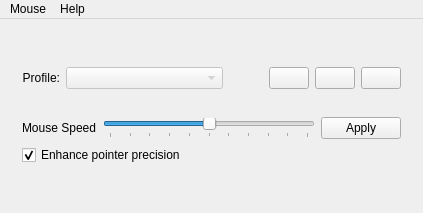
The window that MouseSetter/mainwindow.ui (codec-abc/QtMouseSetter) describes before a commit, drawn with Qt 5.
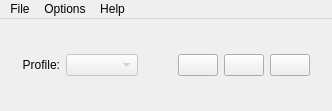
The same window after the commit. Icons and pictures are not drawn.

The edit to the form file:
```diff
--- a/MouseSetter/mainwindow.ui
+++ b/MouseSetter/mainwindow.ui
@@ -6,8 +6,8 @@
    <rect>
     <x>0</x>
     <y>0</y>
-    <width>423</width>
-    <height>213</height>
+    <width>332</width>
+    <height>111</height>
    </rect>
   </property>
   <property name="sizePolicy">
@@ -25,70 +25,6 @@
   </property>
   <widget class="QWidget" name="centralWidget">
    <layout class="QGridLayout" name="gridLayout">
-    <item row="2" column="1">
-     <widget class="QWidget" name="widget_2" native="true">
-      <layout class="QGridLayout" name="gridLayout_3">
-       <item row="0" column="0">
-        <widget class="QLabel" name="label">
-         <property name="text">
-          <string>Mouse Speed</string>
-         </property>
-        </widget>
-       </item>
-       <item row="0" column="1">
-        <widget class="QSlider" name="horizontalSlider">
-         <property name="minimum">
-          <number>1</number>
-         </property>
-         <property name="maximum">
-          <number>11</number>
-         </property>
-         <property name="singleStep">
-          <number>2</number>
-         </property>
-         <property name="pageStep">
-          <number>10</number>
-         </property>
-         <property name="value">
-          <number>6</number>
-         </property>
-         <property name="orientation">
-          <enum>Qt::Horizontal</enum>
-         </property>
-         <property name="invertedAppearance">
-          <bool>false</bool>
-         </property>
-         <property name="invertedControls">
-          <bool>false</bool>
-         </property>
-         <property name="tickPosition">
-          <enum>QSlider::TicksBelow</enum>
-         </property>
-         <property name="tickInterval">
-          <number>1</number>
-         </property>
-        </widget>
-       </item>
-       <item row="0" column="2">
-        <widget class="QPushButton" name="pushButton_4">
-         <property name="text">
-          <string>Apply</string>
-         </property>
-        </widget>
-       </item>
-       <item row="1" column="0" colspan="3">
-        <widget class="QCheckBox" name="checkBox">
-         <property name="text">
-          <string>Enhance pointer precision</string>
-         </property>
-         <property name="checked">
-          <bool>true</bool>
-         </property>
-        </widget>
-       </item>
-      </layout>
-     </widget>
-    </item>
     <item row="1" column="1">
      <widget class="QWidget" name="widget" native="true">
       <layout class="QGridLayout" name="gridLayout_2">
@@ -209,7 +145,7 @@
       </layout>
      </widget>
     </item>
-    <item row="3" column="1">
+    <item row="2" column="1">
      <spacer name="verticalSpacer">
       <property name="orientation">
        <enum>Qt::Vertical</enum>
@@ -248,7 +184,7 @@
     <rect>
      <x>0</x>
      <y>0</y>
-     <width>423</width>
+     <width>332</width>
      <height>21</height>
     </rect>
    </property>
@@ -257,7 +193,7 @@
    </property>
    <widget class="QMenu" name="menuMouse">
     <property name="title">
-     <string>Mouse</string>
+     <string>File</string>
     </property>
     <addaction name="actionShow_Current_Mouse_Informations"/>
    </widget>
@@ -267,7 +203,14 @@
     </property>
     <addaction name="actionAbout"/>
    </widget>
+   <widget class="QMenu" name="menuOptions">
+    <property name="title">
+     <string>Options</string>
+    </property>
+    <addaction name="actionPreferences"/>
+   </widget>
    <addaction name="menuMouse"/>
+   <addaction name="menuOptions"/>
    <addaction name="menuHelp"/>
   </widget>
   <action name="actionShow_Current_Mouse_Informations">
```
Left out of the diff: 36 changed lines with no effect on the pictures.
